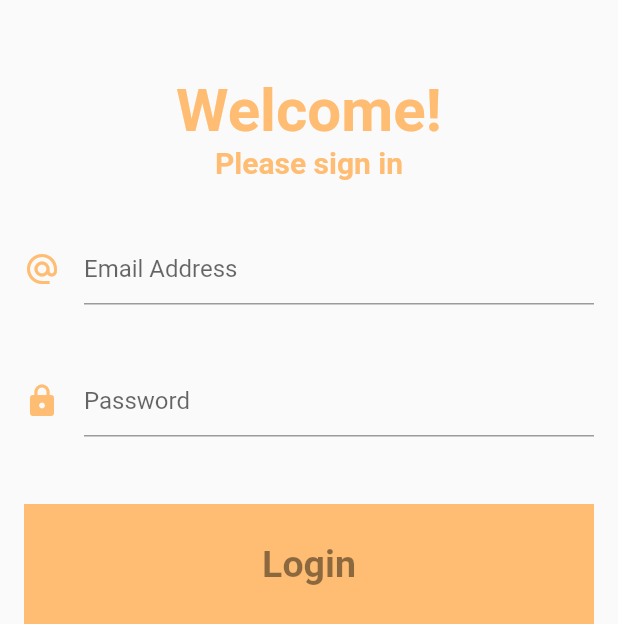
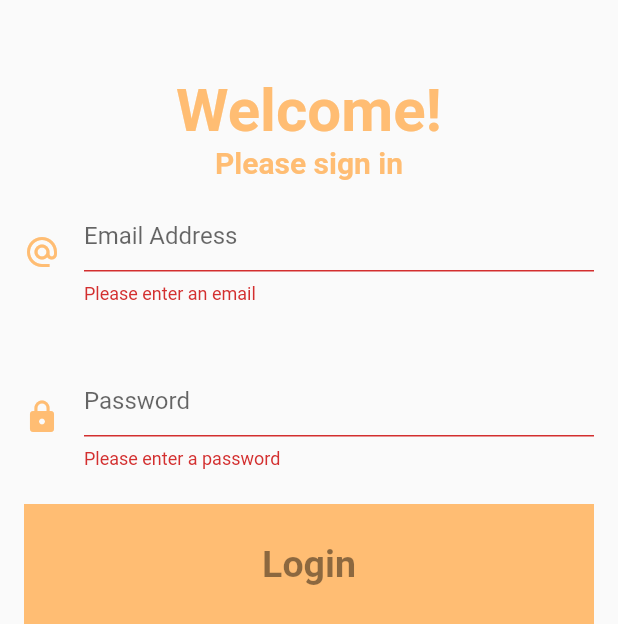
Before and after one commit to GideonsPromiseDev/GPMobileApp, a Flutter app: the SignInScreen screen opened directly, after a tap on "Login", on a phone screen of 412 x 824 dp, the part 612-1236 px from its top. Run offline on Flutter 3.47's test engine with Material 2 defaults, Android fonts, the light colour scheme and no system bars; our stand-ins replace cloud_firestore, firebase_auth, firebase_core, font_awesome_flutter, introduction_screen; accounts and stored records are empty.

Commit message:
Added form validation to login

```diff
--- a/gp_mobile/lib/pages/login/login.dart
+++ b/gp_mobile/lib/pages/login/login.dart
@@ -1,3 +1,4 @@
+import 'package:firebase_auth/firebase_auth.dart';
 import 'package:flutter/material.dart';
 import 'package:gp_mobile/models/simple_user.dart';
 import 'package:gp_mobile/pages/home/home.dart';
@@ -7,6 +8,7 @@ import 'package:gp_mobile/services/firebase_authenticator.dart';
 class SignInScreen extends StatelessWidget {
   late String _email, _password;
   static String email = "";
+  final _formKey = GlobalKey<FormState>();
 
   SignInScreen({Key? key}) : super(key: key);
   @override
@@ -60,6 +62,8 @@ class SignInScreen extends StatelessWidget {
               height: 50.0,
             ),
             Expanded(
+              child: Form(
+                key: _formKey,
                 child: Padding(
                   padding: const EdgeInsets.symmetric(horizontal: 16),
                   child: Column(
@@ -93,7 +97,13 @@ class SignInScreen extends StatelessWidget {
                               ),
                             ),
                             Expanded(
-                            child: TextField(
+                              child: TextFormField(
+                                validator: (value) {
+                                  if (value == null || value.isEmpty) {
+                                    return 'Please enter an email';
+                                  }
+                                  return null;
+                                },
                                 onChanged: (value) {
                                   _email = value;
                                 },
@@ -116,8 +126,14 @@ class SignInScreen extends StatelessWidget {
                             ),
                           ),
                           Expanded(
-                          child: TextField(
+                            child: TextFormField(
                               obscureText: true,
+                              validator: (value) {
+                                if (value == null || value.isEmpty) {
+                                  return 'Please enter a password';
+                                }
+                                return null;
+                              },
                               onChanged: (value) {
                                 _password = value;
                               },
@@ -145,6 +161,8 @@ class SignInScreen extends StatelessWidget {
                           ),
                         ),
                         onTap: () async {
+                          if (_formKey.currentState!.validate()) {
+                            try {
                               SimpleUser? user = await FirebaseAuthenticator()
                                   .signInWithEmailAndPassword(
                                       context: context,
@@ -157,9 +175,27 @@ class SignInScreen extends StatelessWidget {
                                   return const HomePage();
                                 }), (_) => false);
                               }
+                            } on FirebaseAuthException catch (e) {
+                              String errorMessage =
+                                  "An error has occurred. Please try again later";
+
+                              if (e.code == 'user-not-found') {
+                                errorMessage =
+                                    'Unable to find user. Please try again or sign up';
+                              } else if (e.code == 'invalid-email' ||
+                                  e.code == 'wrong-password') {
+                                errorMessage =
+                                    'Provided email or password is invalid. Please try again or sign up';
+                              }
+                              ScaffoldMessenger.of(context).showSnackBar(
+                                SnackBar(content: Text(errorMessage)),
+                              );
+                            }
+                          }
                         },
                       ),
                     ],
+                  ),
                 ),
               ),
             ),
--- a/gp_mobile/lib/services/firebase_authenticator.dart
+++ b/gp_mobile/lib/services/firebase_authenticator.dart
@@ -49,12 +49,8 @@ class FirebaseAuthenticator {
           officeAddress: userProfile.get(UserProfileKeys.officeAddress),
           classYear: userProfile.get(UserProfileKeys.classYear),
           memberType: userProfile.get(UserProfileKeys.memberType));
-    } on FirebaseAuthException catch (e) {
-      if (e.code == 'user-not-found') {
-        print('No user found for that email.');
-      } else if (e.code == 'wrong-password') {
-        print('Wrong password provided.');
-      }
+    } on FirebaseAuthException {
+      rethrow;
     }
     return user;
   }
```
Lines whose indentation alone changed are shown as unchanged.
